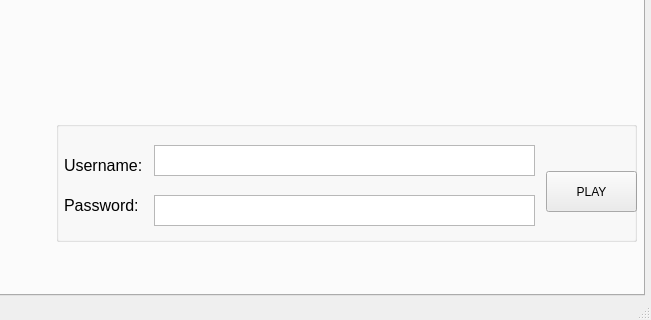
Old version of the form assets/tl.ui in the repository 2Epik4u/toon-launcher; both pictures show x 526 to 1177 and y 245 to 565 of the 1177 by 565 pixel window.
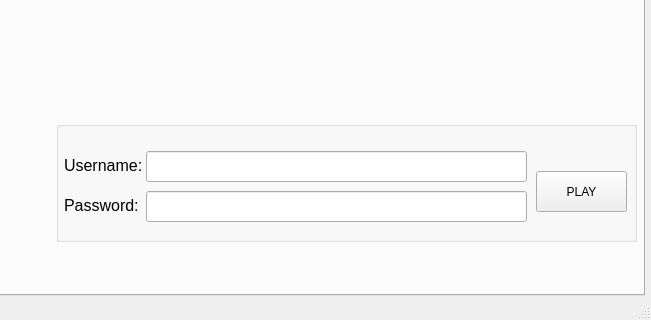
New version of the form. Icons and pictures are not drawn.

What changed in the file:
```diff
--- a/assets/tl.ui
+++ b/assets/tl.ui
@@ -59,19 +59,6 @@
        </rect>
       </property>
      </widget>
-     <widget class="QPushButton" name="pushButton">
-      <property name="geometry">
-       <rect>
-        <x>1070</x>
-        <y>390</y>
-        <width>91</width>
-        <height>41</height>
-       </rect>
-      </property>
-      <property name="text">
-       <string>PLAY</string>
-      </property>
-     </widget>
      <widget class="QGroupBox" name="groupBox">
       <property name="geometry">
        <rect>
@@ -84,6 +71,39 @@
       <property name="title">
        <string/>
       </property>
+      <widget class="QPushButton" name="playbutton">
+       <property name="geometry">
+        <rect>
+         <x>480</x>
+         <y>50</y>
+         <width>91</width>
+         <height>41</height>
+        </rect>
+       </property>
+       <property name="text">
+        <string>PLAY</string>
+       </property>
+      </widget>
+      <widget class="QLineEdit" name="username">
+       <property name="geometry">
+        <rect>
+         <x>90</x>
+         <y>30</y>
+         <width>381</width>
+         <height>31</height>
+        </rect>
+       </property>
+      </widget>
+      <widget class="QLineEdit" name="password">
+       <property name="geometry">
+        <rect>
+         <x>90</x>
+         <y>70</y>
+         <width>381</width>
+         <height>31</height>
+        </rect>
+       </property>
+      </widget>
      </widget>
      <widget class="QGroupBox" name="groupBox_2">
       <property name="geometry">
@@ -221,26 +241,6 @@
      <string>Username:</string>
     </property>
    </widget>
-   <widget class="QTextEdit" name="textEdit_10">
-    <property name="geometry">
-     <rect>
-      <x>680</x>
-      <y>390</y>
-      <width>381</width>
-      <height>31</height>
-     </rect>
-    </property>
-   </widget>
-   <widget class="QTextEdit" name="textEdit_9">
-    <property name="geometry">
-     <rect>
-      <x>680</x>
-      <y>440</y>
-      <width>381</width>
-      <height>31</height>
-     </rect>
-    </property>
-   </widget>
   </widget>
   <widget class="QMenuBar" name="menubar">
    <property name="geometry">
```
Left out of the diff: 2 changed lines with no effect on the pictures.
